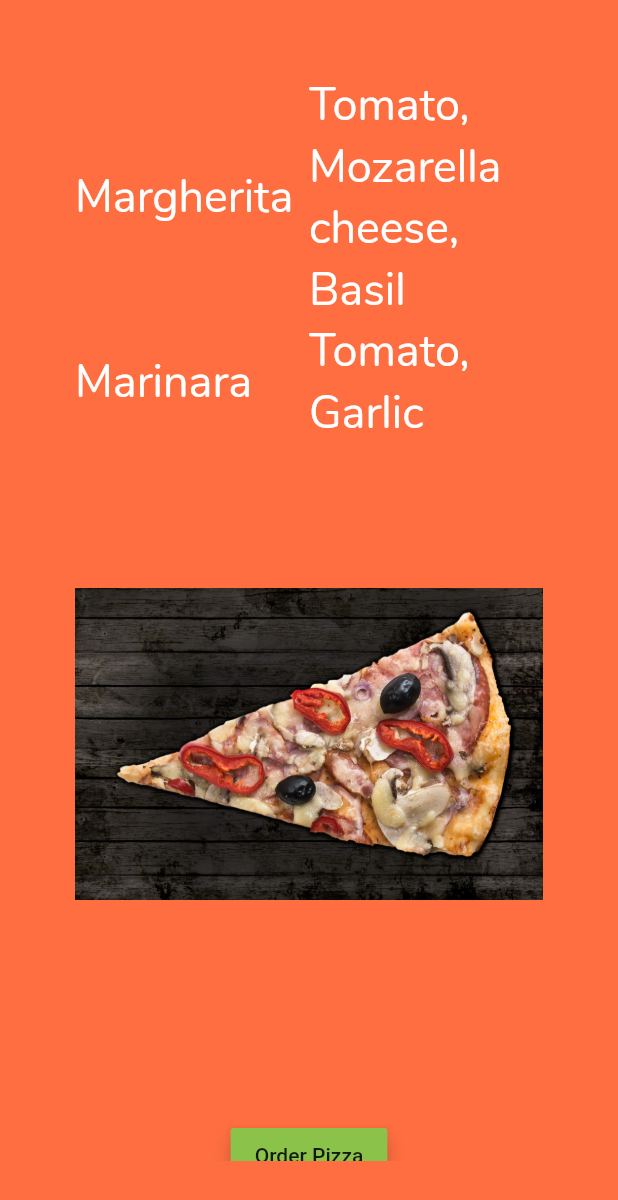
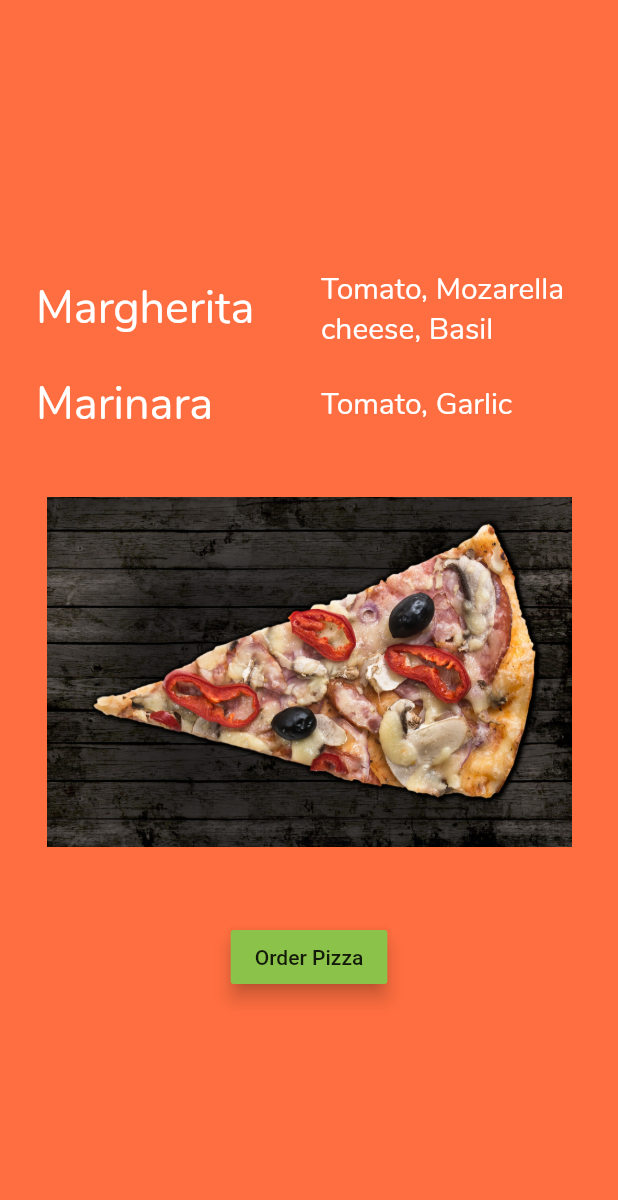
Before and after one commit to ajitpratap0/hola, a Flutter app: the screen it shows after launch, on a phone screen of 412 x 824 dp. Shown: the top 1200 px of the screen. Run offline on Flutter 3.47's test engine with Material 2 defaults, Android fonts, the phone set to English and light mode, and no system bars.

Commit message:
added polish

```diff
--- a/lib/ui/home.dart
+++ b/lib/ui/home.dart
@@ -6,7 +6,7 @@ class Home extends StatelessWidget {
     return Container(
       alignment: Alignment.center,
       color: Colors.deepOrangeAccent,
-      padding: EdgeInsets.all(50.0),
+      padding: EdgeInsets.only(top:25.0,bottom: 16.0,left: 16.0, right: 16.0),
       child: Center(
           child: SingleChildScrollView(
             child: Column(
@@ -14,6 +14,8 @@ class Home extends StatelessWidget {
             Row(
               children: <Widget>[
                 Expanded(
+                    child: Padding(
+                      padding: const EdgeInsets.all(8.0),
                       child: Text("Margherita",
                           textDirection: TextDirection.ltr,
                           style: TextStyle(
@@ -21,9 +23,29 @@ class Home extends StatelessWidget {
                               fontSize: 30,
                               decoration: TextDecoration.none,
                               fontFamily: 'Nunito',
-                            fontWeight: FontWeight.w400))),
+                              fontWeight: FontWeight.w400)),
+                    )),
                 Expanded(
+                  child: Padding(
+                    padding: const EdgeInsets.all(8.0),
                     child: Text("Tomato, Mozarella cheese, Basil",
+                        textDirection: TextDirection.ltr,
+                        style: TextStyle(
+                            color: Colors.white,
+                            fontSize: 20,
+                            decoration: TextDecoration.none,
+                            fontFamily: 'Nunito',
+                            fontWeight: FontWeight.w400)),
+                  ),
+                )
+              ],
+            ),
+            Row(
+              children: <Widget>[
+                Expanded(
+                    child: Padding(
+                      padding: const EdgeInsets.all(8.0),
+                      child: Text("Marinara",
                           textDirection: TextDirection.ltr,
                           style: TextStyle(
                               color: Colors.white,
@@ -31,29 +53,19 @@ class Home extends StatelessWidget {
                               decoration: TextDecoration.none,
                               fontFamily: 'Nunito',
                               fontWeight: FontWeight.w400)),
-                )
-              ],
-            ),
-            Row(
-              children: <Widget>[
+                    )),
                 Expanded(
-                    child: Text("Marinara",
-                        textDirection: TextDirection.ltr,
-                        style: TextStyle(
-                            color: Colors.white,
-                            fontSize: 30,
-                            decoration: TextDecoration.none,
-                            fontFamily: 'Nunito',
-                            fontWeight: FontWeight.w400))),
-                Expanded(
+                  child: Padding(
+                    padding: const EdgeInsets.all(8.0),
                     child: Text("Tomato, Garlic",
                         textDirection: TextDirection.ltr,
                         style: TextStyle(
                             color: Colors.white,
-                          fontSize: 30,
+                            fontSize: 20,
                             decoration: TextDecoration.none,
                             fontFamily: 'Nunito',
                             fontWeight: FontWeight.w400)),
+                  ),
                 )
               ],
             ),
@@ -66,22 +78,24 @@ class Home extends StatelessWidget {
   }
 }
 
+// Custom Widget to display Image
 class PizzaImageWidget extends StatelessWidget {
   @override
   Widget build(BuildContext context) {
     AssetImage pizzaAsset = AssetImage('images/pizza1.jpg');
-    Image image = Image(image: pizzaAsset, width: 400.0, height: 400.0);
+    Image image = Image(image: pizzaAsset,height: 300.0,width: 350.0);
     return Container(
-      child: image,
+      child: image
     );
   }
 }
 
+//Custom Widget for a Raised button
 class OrderButton extends StatelessWidget {
   @override
   Widget build(BuildContext context) {
     var button = Container(
-      margin: EdgeInsets.only(top: 50.0),
+      margin: EdgeInsets.only(top: 16.0),
       child: RaisedButton(
         child: Text("Order Pizza"),
         color: Colors.lightGreen,
@@ -94,6 +108,7 @@ class OrderButton extends StatelessWidget {
     return button;
   }
 
+  //function to display an alert dialog
   void order(BuildContext con) {
     var alert = AlertDialog(
       title: Text("Order Completed"),
```
Lines whose indentation alone changed are shown as unchanged.
